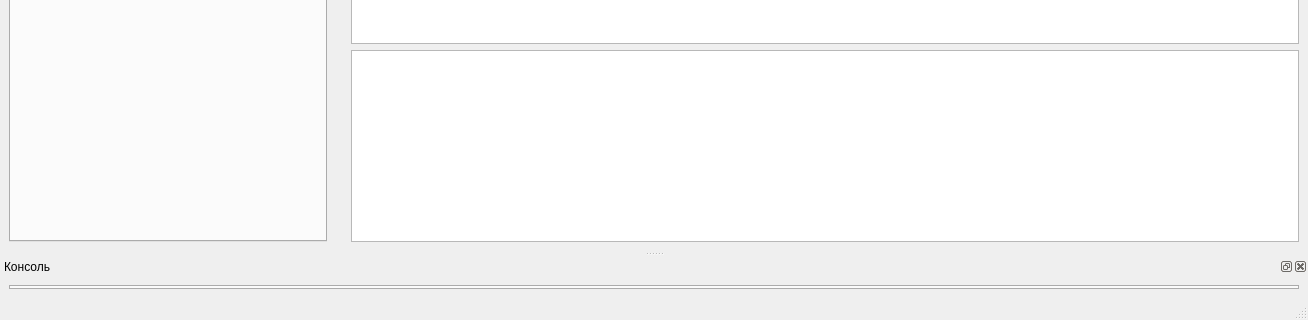
fabrikant/akniga-parser, file ui/main.ui: the form before one commit; both pictures show x 0 to 1308 and y 472 to 792 of the 1308 by 792 pixel window.
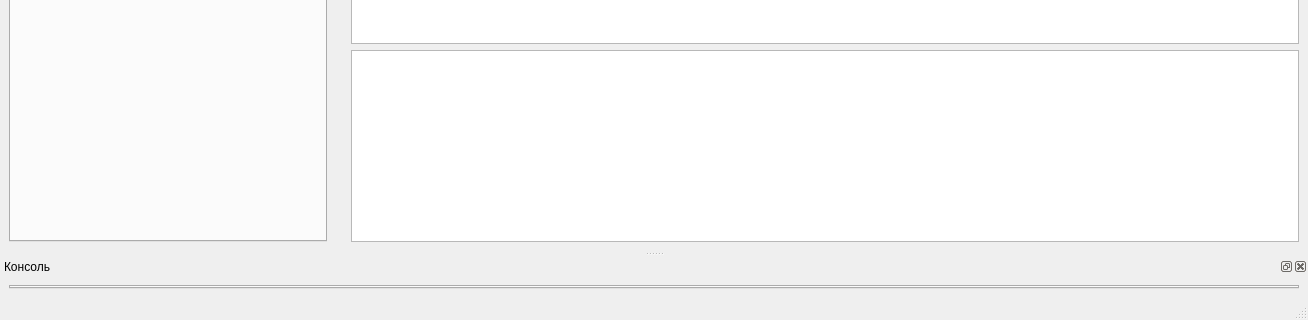
The form after the commit. Icons and pictures are not drawn. Custom widgets are drawn as their Qt base class.

Patch:
```diff
--- a/ui/main.ui
+++ b/ui/main.ui
@@ -457,7 +457,7 @@
      <item row="0" column="0">
       <widget class="ConsoleTab" name="console_tab">
        <property name="tabPosition">
-        <enum>QTabWidget::South</enum>
+        <enum>QTabWidget::North</enum>
        </property>
        <property name="currentIndex">
         <number>-1</number>
```
